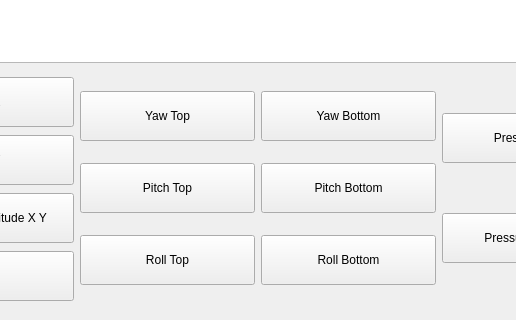
Above: GUI/graphs.ui from vasav123/LoadManager before the change; both pictures show x 292 to 808 and y 528 to 848 of the 1100 by 848 pixel window. Below: the same form after it.
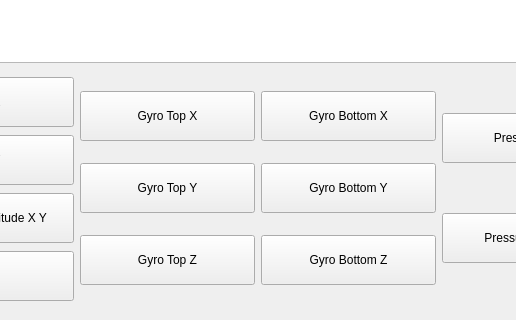
That is the form after the change. Custom widgets are drawn as their Qt base class.

Diff of the .ui file:
```diff
--- a/GUI/graphs.ui
+++ b/GUI/graphs.ui
@@ -232,7 +232,7 @@
             </size>
            </property>
            <property name="text">
-            <string>Yaw Top</string>
+            <string>Gyro Top X</string>
            </property>
           </widget>
          </item>
@@ -251,7 +251,7 @@
             </size>
            </property>
            <property name="text">
-            <string>Pitch Top</string>
+            <string>Gyro Top Y</string>
            </property>
           </widget>
          </item>
@@ -270,7 +270,7 @@
             </size>
            </property>
            <property name="text">
-            <string>Roll Top</string>
+            <string>Gyro Top Z</string>
            </property>
           </widget>
          </item>
@@ -299,7 +299,7 @@
             </size>
            </property>
            <property name="text">
-            <string>Yaw Bottom</string>
+            <string>Gyro Bottom X</string>
            </property>
           </widget>
          </item>
@@ -318,7 +318,7 @@
             </size>
            </property>
            <property name="text">
-            <string>Pitch Bottom</string>
+            <string>Gyro Bottom Y</string>
            </property>
           </widget>
          </item>
@@ -337,7 +337,7 @@
             </size>
            </property>
            <property name="text">
-            <string>Roll Bottom</string>
+            <string>Gyro Bottom Z</string>
            </property>
           </widget>
          </item>
```
Left out of the diff: 12 changed lines with no effect on the pictures.
